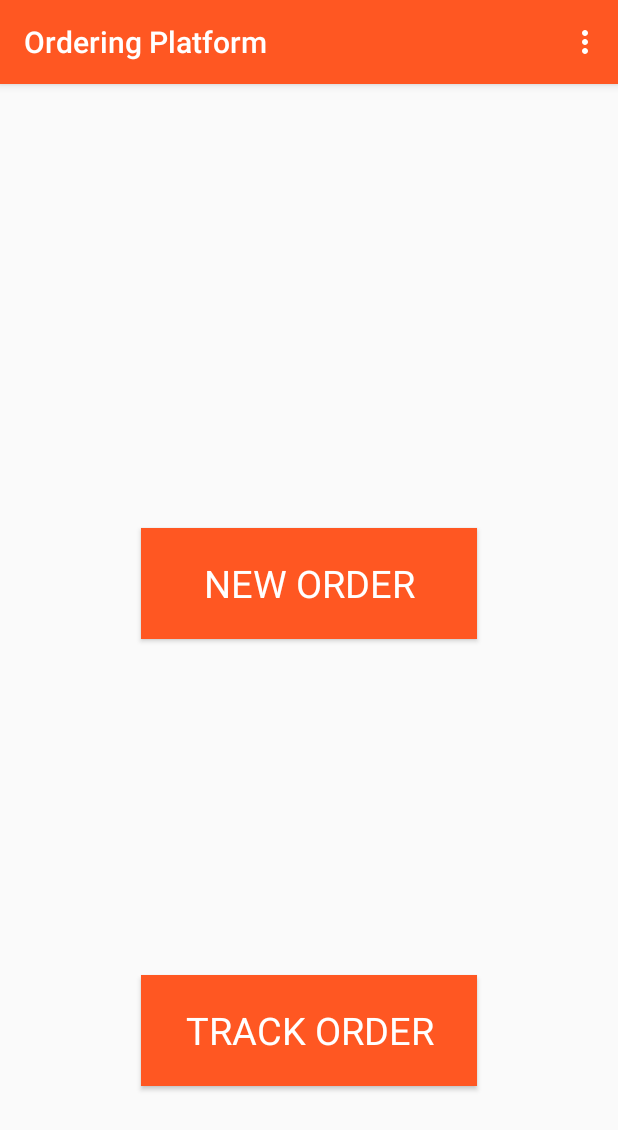
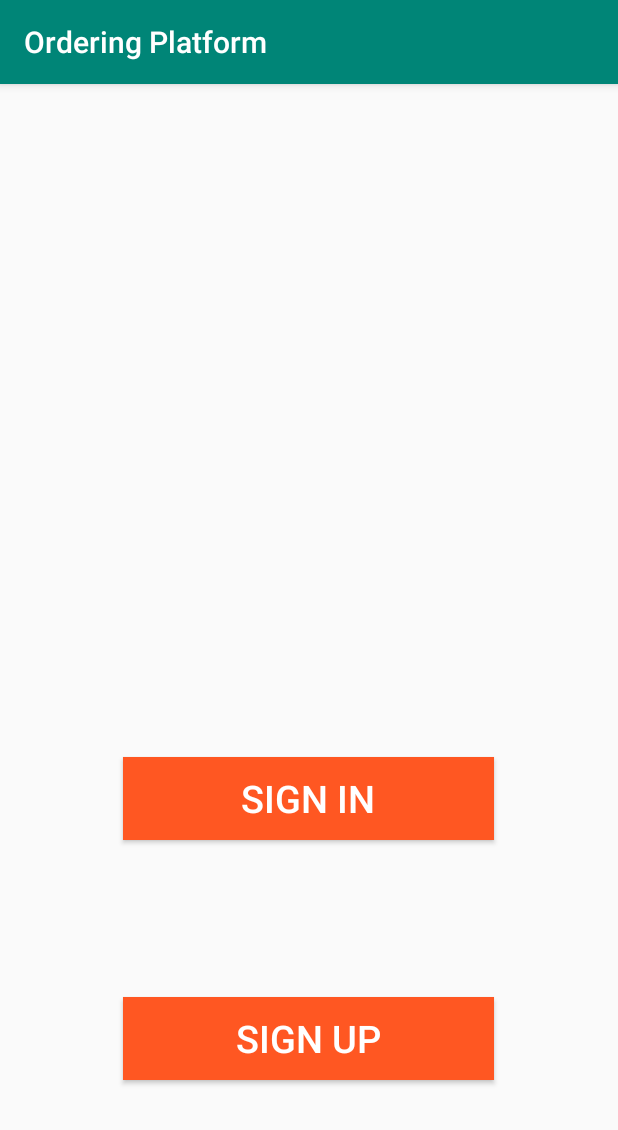
Before and after one commit to MartaAdz/Blockchain-App, an Android app: the screen it shows after launch (MainActivity before the commit, LOGIN after it), on a phone screen of 412 x 824 dp. Shown: the top 1130 px of the screen. Run offline under Robolectric (Android 15) with nearby library versions, the phone set to English and light mode, and no system bars.

Commit message:
sign in page

```diff
--- a/app/build.gradle
+++ b/app/build.gradle
@@ -31,6 +31,8 @@ dependencies {
     androidTestImplementation 'androidx.test.espresso:espresso-core:3.1.1'
     implementation 'androidx.legacy:legacy-support-v4:1.0.0'
     implementation 'com.google.firebase:firebase-analytics:17.2.0'
+    implementation 'com.google.firebase:firebase-core:17.2.0'
+    implementation 'com.google.firebase:firebase-database:19.2.0'
 }
 
 apply plugin: 'com.google.gms.google-services'
--- /dev/null
+++ b/app/src/main/java/com/example/orderingplatform/LOGIN.java
@@ -0,0 +1,43 @@
+package com.example.orderingplatform;
+
+import androidx.appcompat.app.AppCompatActivity;
+
+import android.content.Intent;
+import android.os.Bundle;
+import android.view.View;
+import android.widget.Button;
+
+public class LOGIN extends AppCompatActivity {
+
+    Button button_signin, button_signup;
+
+    @Override
+    protected void onCreate(Bundle savedInstanceState) {
+        super.onCreate(savedInstanceState);
+        setContentView(R.layout.activity_login);
+
+        button_signin = (Button)findViewById(R.id.button_signin);
+        button_signup = (Button)findViewById(R.id.button_signup);
+
+        button_signin.setOnClickListener(new View.OnClickListener() {
+            @Override
+            public void onClick(View view){
+                open_signin_view();
+            }
+        });
+        button_signup.setOnClickListener(new View.OnClickListener() {
+            @Override
+            public void onClick(View view){
+                open_signup_view();
+            }
+        });
+    }
+    public void open_signin_view(){
+        Intent open_signin_view = new Intent(this, SIGNIN.class);
+        startActivity(open_signin_view);
+    }
+    public void open_signup_view(){
+        Intent open_signup_view = new Intent(this, SIGNUP.class);
+        startActivity(open_signup_view);
+    }
+}
--- a/app/src/main/java/com/example/orderingplatform/MainActivity.java
+++ b/app/src/main/java/com/example/orderingplatform/MainActivity.java
@@ -22,8 +22,6 @@ public class MainActivity extends AppCompatActivity {
     protected void onCreate(Bundle savedInstanceState) {
         super.onCreate(savedInstanceState);
         setContentView(R.layout.activity_main);
-        Toolbar toolbar = findViewById(R.id.toolbar);
-        setSupportActionBar(toolbar);
 
         new_order_button = (Button) findViewById(R.id.new_order_button);
         new_order_button.setOnClickListener(new View.OnClickListener() {
--- /dev/null
+++ b/app/src/main/res/layout/activity_login.xml
@@ -0,0 +1,48 @@
+<?xml version="1.0" encoding="utf-8"?>
+<androidx.constraintlayout.widget.ConstraintLayout xmlns:android="http://schemas.android.com/apk/res/android"
+    xmlns:app="http://schemas.android.com/apk/res-auto"
+    xmlns:tools="http://schemas.android.com/tools"
+    android:layout_width="match_parent"
+    android:layout_height="match_parent"
+    tools:context=".LOGIN">
+
+    <Button
+        android:id="@+id/button_signup"
+        android:layout_width="247dp"
+        android:layout_height="55dp"
+        android:layout_marginStart="82dp"
+        android:layout_marginLeft="82dp"
+        android:layout_marginTop="600dp"
+        android:layout_marginEnd="82dp"
+        android:layout_marginRight="82dp"
+        android:layout_marginBottom="104dp"
+        android:background="#FF5722"
+        android:text="Sign Up"
+        android:textColor="#FFFFFF"
+        android:textSize="25dp"
+        app:layout_constraintBottom_toBottomOf="parent"
+        app:layout_constraintEnd_toEndOf="parent"
+        app:layout_constraintHorizontal_bias="0.0"
+        app:layout_constraintStart_toStartOf="parent"
+        app:layout_constraintTop_toBottomOf="@+id/add_product_button" />
+
+    <Button
+        android:id="@+id/button_signin"
+        android:layout_width="247dp"
+        android:layout_height="55dp"
+        android:layout_marginStart="82dp"
+        android:layout_marginLeft="82dp"
+        android:layout_marginTop="600dp"
+        android:layout_marginEnd="82dp"
+        android:layout_marginRight="82dp"
+        android:layout_marginBottom="264dp"
+        android:background="#FF5722"
+        android:text="Sign In"
+        android:textColor="#FFFFFF"
+        android:textSize="25dp"
+        app:layout_constraintBottom_toBottomOf="parent"
+        app:layout_constraintEnd_toEndOf="parent"
+        app:layout_constraintHorizontal_bias="0.0"
+        app:layout_constraintStart_toStartOf="parent"
+        app:layout_constraintTop_toBottomOf="@+id/add_product_button" />
+</androidx.constraintlayout.widget.ConstraintLayout>
--- a/app/src/main/res/values/strings.xml
+++ b/app/src/main/res/values/strings.xml
@@ -16,5 +16,6 @@
     <string name="invalid_username">Not a valid username</string>
     <string name="invalid_password">Password must be >5 characters</string>
     <string name="login_failed">"Login failed"</string>
+    <string name="title_activity_login">Sign in</string>
     >
 </resources>
```
Also changed, not shown: app/src/main/AndroidManifest.xml (+5 -5 lines), app/src/main/java/com/example/orderingplatform/Model/User.java (added, +29 -0 lines), app/src/main/java/com/example/orderingplatform/SIGNIN.java (added, +89 -0 lines), app/src/main/java/com/example/orderingplatform/SIGNUP.java (added, +14 -0 lines), app/src/main/res/layout/activity_signin.xml (added, +79 -0 lines), app/src/main/res/layout/activity_signup.xml (added, +25 -0 lines), 1 other file.
